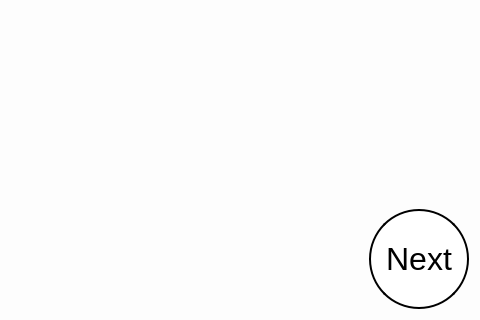
Old version of the form SporzOBC-WAL/code/resources/Phases/Day/discuss.ui in the repository Eben-Epi/SporzOBC; both pictures show x 0 to 480 and y 320 to 640 of the 480 by 640 pixel window.
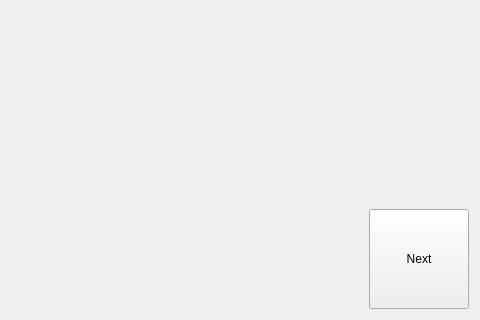
New version of the form.

Commit message: Changed style management of application (will need to use scratchpad pour a lot of night ui views)

What changed in the file:
```diff
--- a/SporzOBC-WAL/code/resources/Phases/Day/discuss.ui
+++ b/SporzOBC-WAL/code/resources/Phases/Day/discuss.ui
@@ -13,18 +13,7 @@
   <property name="windowTitle">
    <string>Form</string>
   </property>
-  <property name="styleSheet">
-   <string notr="true">#Discuss {
-    background-color: rgb(253, 253, 253);
-    }
-
-QPushButton  {
-    border: 2px solid black;
-    background-color: white;
-    padding: 10px 10px;
-    font-size: 32px;
-    border-radius: 50px;
-}</string>
+  <property name="styleSheet"><string notr="true"/>
   </property>
   <layout class="QGridLayout" name="gridLayout">
    <item row="0" column="0">
```
The commit also changes 109 other files.
